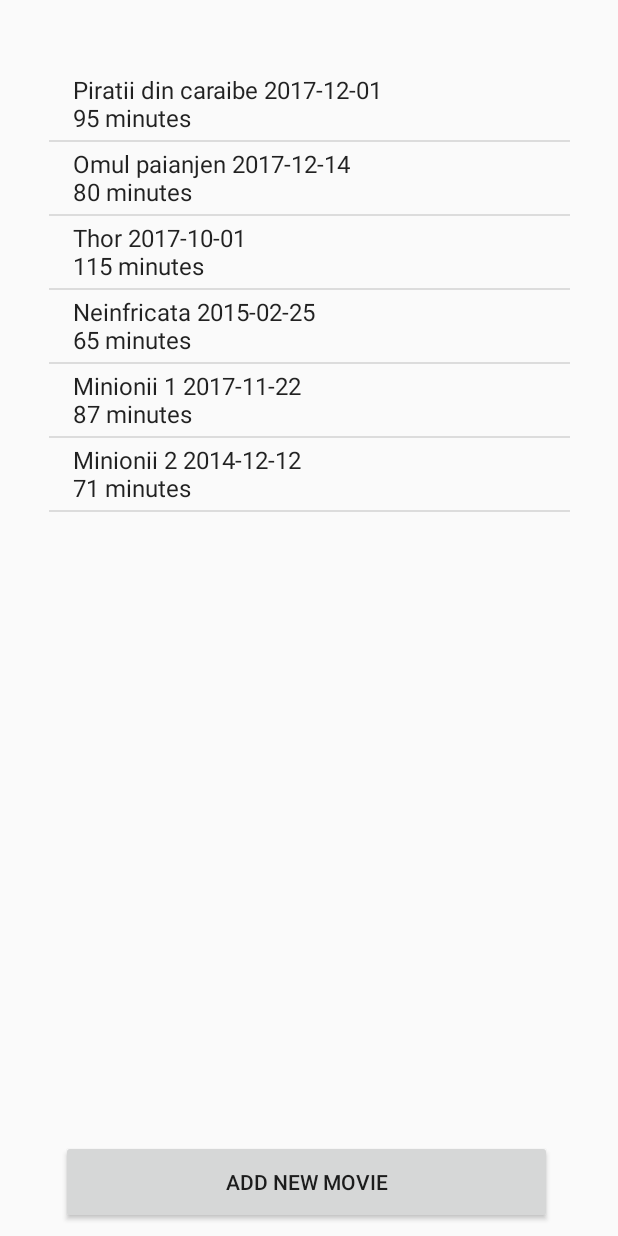
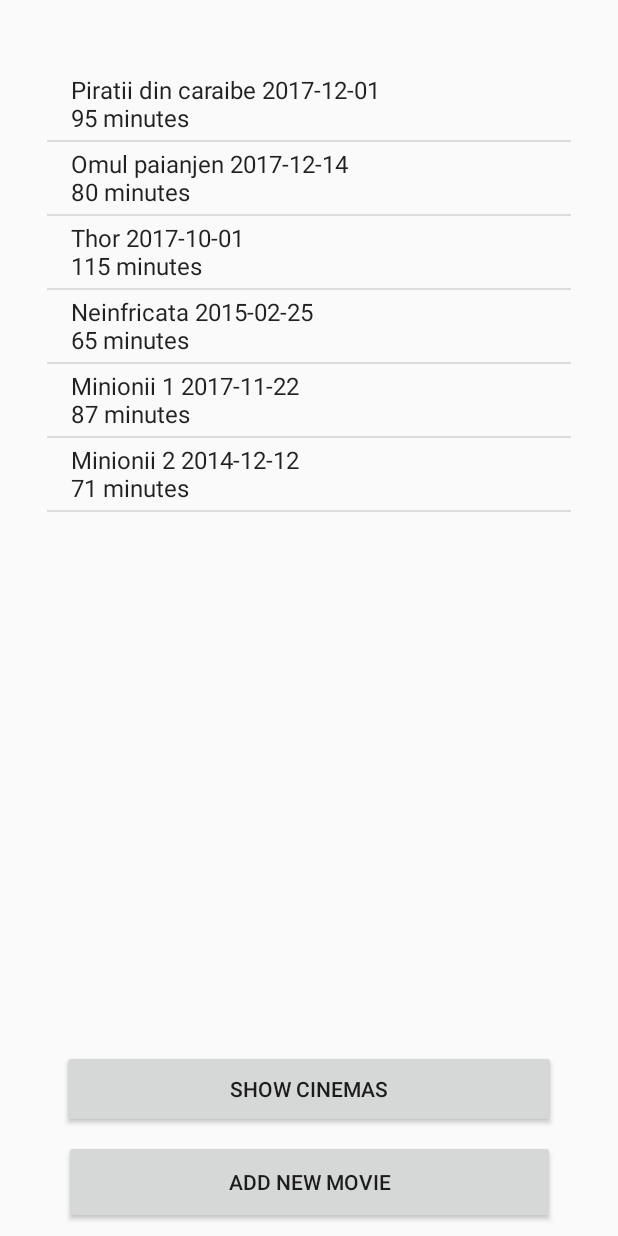
Before and after one commit to wyking1997/MobileProgramming, an Android app: the screen it shows after launch (MovieListActivity), on a phone screen of 412 x 824 dp. Run offline under Robolectric (Android 15) with nearby library versions, the phone set to English and light mode, and no system bars.

```diff
--- a/CinemaCluj/app/src/main/res/layout/activity_movie_list.xml
+++ b/CinemaCluj/app/src/main/res/layout/activity_movie_list.xml
@@ -12,18 +12,25 @@
         android:layout_height="56dp"
         android:onClick="goToAddNewMovie"
         android:text="Add New Movie"
-        android:layout_marginEnd="11dp"
-        android:layout_marginRight="8dp"
+        app:layout_constraintLeft_toLeftOf="parent"
         app:layout_constraintRight_toRightOf="parent"
-        android:layout_marginLeft="8dp"
-        app:layout_constraintLeft_toLeftOf="parent"
         app:layout_constraintBottom_toBottomOf="parent"
         android:layout_marginBottom="8dp" />
 
+    <Button
+        android:id="@+id/show_cinmas_button"
+        android:layout_width="329dp"
+        android:layout_height="52dp"
+        android:layout_marginBottom="8dp"
+        android:text="SHOW CINEMAS"
+        app:layout_constraintBottom_toTopOf="@+id/button"
+        app:layout_constraintLeft_toLeftOf="parent"
+        app:layout_constraintRight_toRightOf="parent" />
+
     <ListView
         android:id="@android:id/list"
-        android:layout_width="347dp"
-        android:layout_height="385dp"
+        android:layout_width="349dp"
+        android:layout_height="337dp"
         android:layout_marginEnd="16dp"
         android:layout_marginLeft="16dp"
         android:layout_marginRight="16dp"
```
Also changed, not shown: CinemaCluj/app/src/main/java/com/cluj/cinema/marius/cinemacluj/model/Cinema.java (added, +53 -0 lines).
